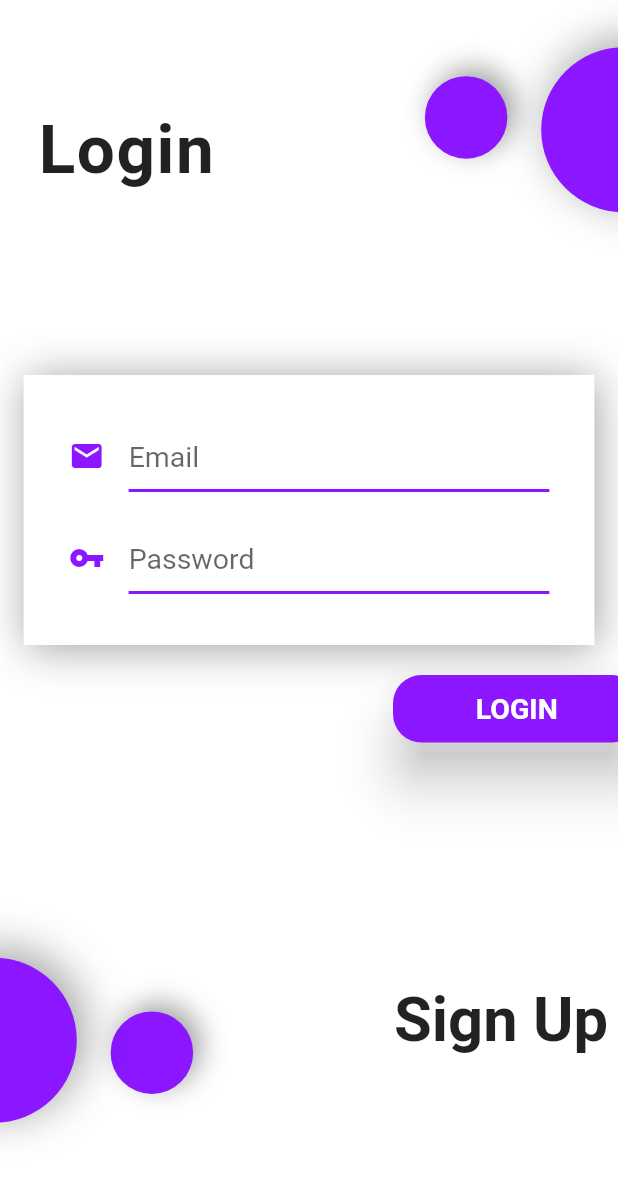
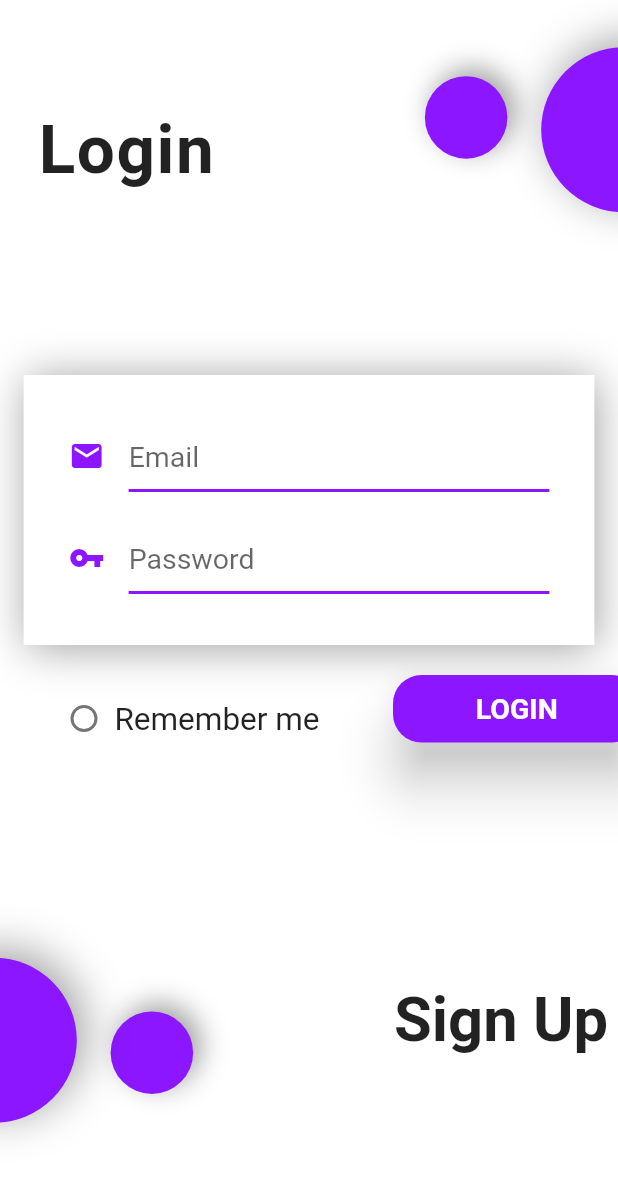
Before and after one commit to 0xivanov/pocket-piano, a Flutter app: the screen it shows after launch, on a phone screen of 412 x 824 dp. Shown: the top 1177 px of the screen. Run offline on Flutter 3.47's test engine with Material 2 defaults, Android fonts, the phone set to English and light mode, and no system bars; our stand-ins replace circular_check_box, firebase_auth; accounts and stored records are empty.

Commit message:
kiko e gey

```diff
--- a/pocket_piano/lib/Screens/Authenticate/Login.dart
+++ b/pocket_piano/lib/Screens/Authenticate/Login.dart
@@ -1,5 +1,6 @@
 import 'package:flutter/material.dart';
 import 'package:pocket_piano/services/auth.dart';
+import 'package:circular_check_box/circular_check_box.dart';
 
 class Login extends StatefulWidget {
   @override
@@ -11,6 +12,7 @@ class _LoginState extends State<Login> {
   final AuthService _auth = AuthService();
   String email = "";
   String password = "";
+  bool rememberMe = false;
 
 
   @override
@@ -159,6 +161,34 @@ class _LoginState extends State<Login> {
             mainAxisAlignment: MainAxisAlignment.end,
             children: <Widget>[
               Container(
+                height: 90.0,
+                width: 200.0,
+                child: Stack(
+                  children: <Widget>[
+                    CircularCheckBox(
+                      activeColor: Color(0xff8B16FF),
+                      materialTapTargetSize: MaterialTapTargetSize.padded,
+                      value: rememberMe,
+                      onChanged: (bool value){
+                        setState(() {
+                          rememberMe = value;
+                        });
+                      },
+                    ),
+                    Align(
+                      alignment: Alignment(0.4, -0.62),
+                      child: Text(
+                        "Remember me",
+                        style: TextStyle(
+                          fontSize: 21.0,
+                          fontWeight: FontWeight.normal
+                        ),
+                      )
+                    ),
+                  ],
+                ),
+              ),
+              Container(
                 height: 100.0,
                 width: 180.0,
                 child: Align(
--- a/pocket_piano/pubspec.yaml
+++ b/pocket_piano/pubspec.yaml
@@ -12,6 +12,7 @@ dependencies:
   firebase_auth: ^0.15.0+1
   cloud_firestore: ^0.12.10+2
   provider: ^3.2.0
+  circular_check_box: ^1.0.1
 
 dev_dependencies:
   flutter_test:
```
Also changed, not shown: pocket_piano/pubspec.lock.
